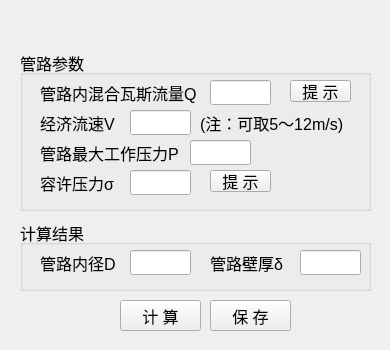
Old version of the form python/cbm/uifiles/pore_size_dlg.ui in the repository wyrover/cbm.
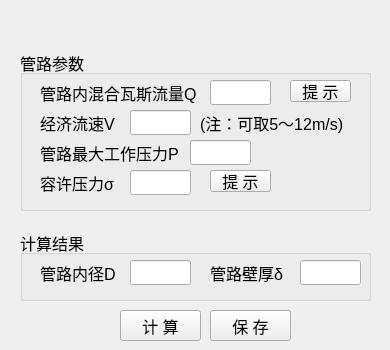
New version of the form. Icons and pictures are not drawn.

```diff
--- a/python/cbm/uifiles/pore_size_dlg.ui
+++ b/python/cbm/uifiles/pore_size_dlg.ui
@@ -234,7 +234,7 @@
     <property name="geometry">
      <rect>
       <x>120</x>
-      <y>270</y>
+      <y>280</y>
       <width>81</width>
       <height>31</height>
      </rect>
@@ -252,7 +252,7 @@
     <property name="geometry">
      <rect>
       <x>20</x>
-      <y>190</y>
+      <y>200</y>
       <width>351</width>
       <height>71</height>
      </rect>
@@ -336,7 +336,7 @@
     <property name="geometry">
      <rect>
       <x>210</x>
-      <y>270</y>
+      <y>280</y>
       <width>81</width>
       <height>31</height>
      </rect>
```
